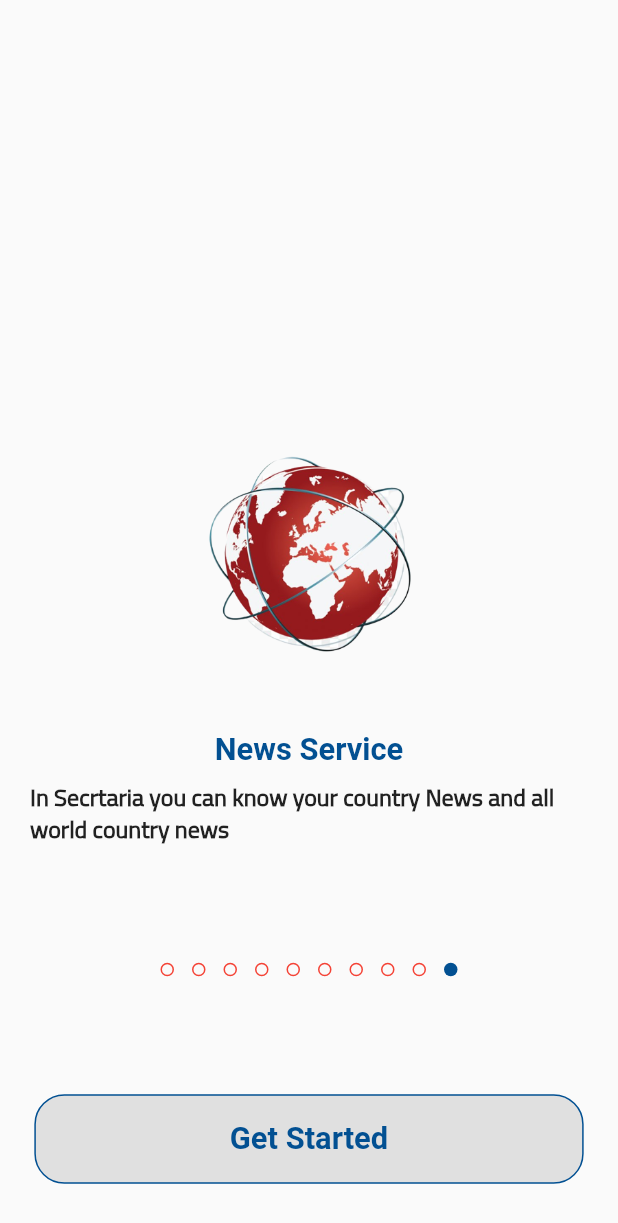
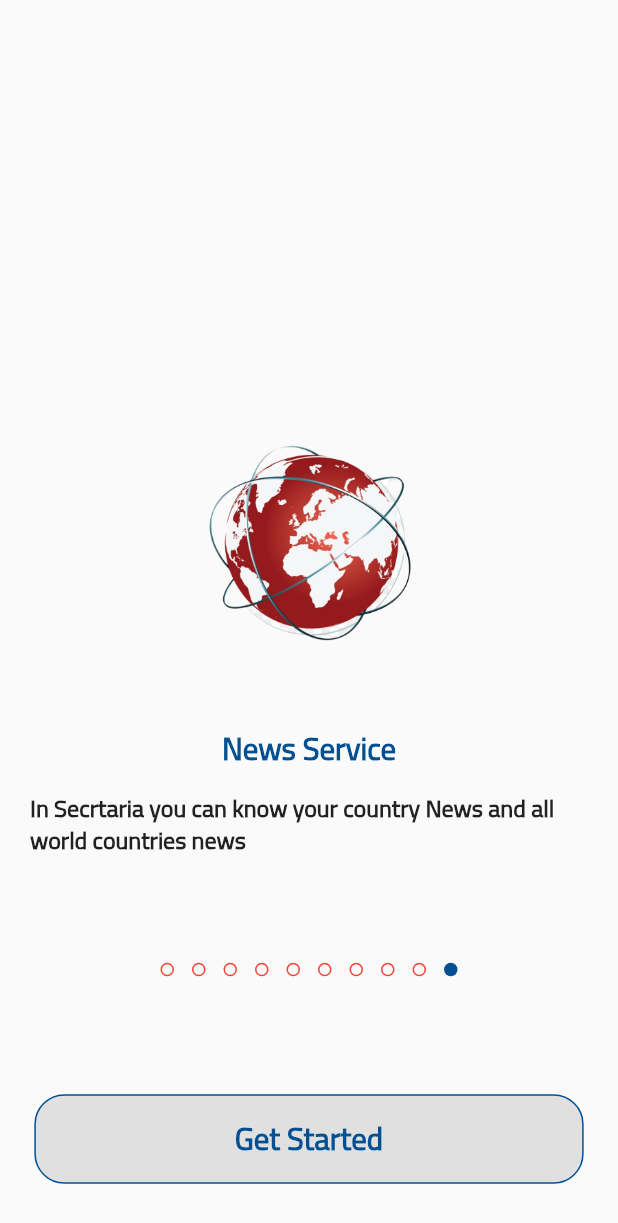
Before and after one commit to MohamedSaad8/secrtaria_app, a Flutter app: the screen it shows after launch, after a tap on "Skip", on a phone screen of 412 x 824 dp. Shown: the top 1223 px of the screen. Run offline on Flutter 3.47's test engine with Material 2 defaults, Android fonts, the phone set to English and light mode, and no system bars; drawn by our look-alikes of dots_indicator; our stand-ins replace equatable, flutter_screenutil, get, get_it; missing offline and left inert: splash_screen_view.

Commit message:
add mult languages to app

```diff
--- a/lib/core/utils/app_languages/language/ar.dart
+++ b/lib/core/utils/app_languages/language/ar.dart
@@ -1,3 +1,26 @@
 const Map<String , String> ar = {
-  "secrtaria" : "خدمات سيكرتاريا"
+  "secrtariaBrandName" : "سيكرتاريا",
+  "skipButton" : "تخطي",
+   "nextButton" : "التالي",
+  "getStartedButton" : "هيا نبدا" ,
+  "secrtaria" : "خدمات سيكرتاريا" ,
+  "secrtariaServicesDescription" :"سيكرتاريا هي مديرة اعمالك الالكترونية التي تنظم لك العديد من الخدمات اليومية المهمة",
+  "chattingService" : "خدمة المحادثات",
+  "chattingServiceDescription": "تسمح لك سيكرتاريا بمراسلة اصدقائك وارسال لهم العديد من انواع الرسائل مثل الرسائل النصية والصوتية وايضا الصور",
+  "callsService" : "خدمة مكالمات الصوت والفديو" ,
+  "callsServiceDescription" : "تسمح لك سيكرتاريا بامكانية التحدث مع اصدقائك بمكالمات صوتية وفديو",
+  "musicPlayerService" :"خدمة مشغل الاصوات",
+  "musicPlayerServiceDescription":"تسمح لك سيكرتاريا بالاستماع الي الموسيقي الموجودة بجهازك كما يمكن تشغيلها في الخلفية مما يعني انه بامكانك ممارسة باقي الخدمات اثناء التشغيل",
+  "cinemaService" : "خدمة السينيما",
+  "cinemaServiceDescription" : "تسمح لك سيكرتاريا باختيار فيلمك المفضل ومشاهدتة ةالاستمتاع بوقت جميل",
+  "weatherStateService" :"خدمة احوال الطقس",
+  "weatherStateServiceDescription" :"ترسل لك سيكرتاريا اشعارات باحوال الطق في مدينتك او موقعك كما يمكنك البحث عن احوال الطقس في بلاد اخري",
+  "notsService" : "الملاحظات واشعارات قائمة الاعمال",
+  "notsServiceDescription" : "تسمح لك سيكرتاريا بتسجيل بعد الملاحظات وانشاء قائمة اعمال وتبليغ بالاشعارات بما يجب فعلة",
+  "prayTimesService" : "خدمة مواقيت الصلاة",
+  "prayTimesServiceDescription" : "ترسل لك سيكرتاريا اشعارات بمواقيت الصلاة وتشغل الاذان عند وقت كل صلاة",
+  "trendsService":"خدمة التريندات",
+  "trendsServiceDescription":"يمكن لسيكرتاريا اخبارك بما هيا التريندات المسيطرة علي بعض الاماكن",
+  "newsService" : "خدمة الاخبار " ,
+  "newsServiceDescription" : "يمكن لسيكرتاريا اخبارك بالاخبار الموجودة ببلادك او البلاد الاخري" ,
 };
--- a/lib/core/utils/app_languages/language/en.dart
+++ b/lib/core/utils/app_languages/language/en.dart
@@ -1,3 +1,36 @@
 const Map<String , String> en = {
-  "secrtaria" : "Secrtaria Services"
+  "secrtariaBrandName" : "SECRTARIA",
+  "skipButton" : "Skip",
+  "nextButton" : "NEXT",
+  "getStartedButton" : "Get Started" ,
+  "secrtaria" : "Secrtaria Services",
+  "secrtariaServicesDescription" :"Secrtaria is your electronic business manager that organizes for you many important daily services",
+  "chattingService" : "Chatting Service",
+  "chattingServiceDescription": "Secrtaria allow you to chat with your friends and send to them many types of messages such as text , audio and image messages",
+  "callsService" : "Audio & Video Calls Service" ,
+  "callsServiceDescription" : "Secrtaria allow you to call with your friends video ar audio calls and this service free",
+  "musicPlayerService" :"Music Player Service",
+  "musicPlayerServiceDescription":"Secrtaria allow you to hear a nice music from your device and it can play in background thats mean you can use all services during music playing",
+  "cinemaService" : "Cinema Service",
+  "cinemaServiceDescription" : "Secrtaria allow you to choose you favorite movie and you can watch it in a nice time",
+  "weatherStateService" :"Weather State Service",
+  "weatherStateServiceDescription" :"Secrtaria notify you by weather state in your country our in your Current location and also you can search for special place",
+  "notsService" : "Notes & TODO Notifications",
+  "notsServiceDescription" : "Secrtaria allow you to note some notes and TODOs and allows notify you by the nots and TODOs",
+  "prayTimesService" : "Pray Times",
+  "prayTimesServiceDescription" : "Secrtaria notify you by pray times and play AZAN when time pray and it work in background",
+  "trendsService":"Trends Service",
+  "trendsServiceDescription":"In Secrtaria you can know that is the trend in some places and reacted it",
+  "newsService" : "News Service" ,
+  "newsServiceDescription" : "In Secrtaria you can know your country News and all world countries news" ,
+
+
+
+
+
+
+
+
+
+
 };
--- a/lib/main.dart
+++ b/lib/main.dart
@@ -10,27 +10,30 @@ import 'core/services/service_locator.dart';
 
 void main() {
 
-
   ServiceLocator().setup();
   runApp(const Secrtaria());
 
 }
 
 class Secrtaria extends StatelessWidget {
+
+
   const Secrtaria({super.key});
 
   @override
   Widget build(BuildContext context) {
-     print("my name is mohamed");
     return ScreenUtilInit(
       designSize:  const Size(360, 690) ,
       builder: (context, child) => GetMaterialApp(
       debugShowCheckedModeBanner: false,
       translations: Translation(),
+      locale: Locale(Get.deviceLocale!.languageCode),
+      fallbackLocale: const Locale("en"),
       //locale: Get.deviceLocale,
       title: 'Secrtaria',
       theme: ThemeData(
         primarySwatch: Colors.blue,
+        fontFamily: "Cairo"
       ),
       home:const SecrtariaSplashViewScreen(),
     ),
--- a/lib/onboearding_module/data/data_source/page_view_assets_data_source.dart
+++ b/lib/onboearding_module/data/data_source/page_view_assets_data_source.dart
@@ -1,3 +1,4 @@
+import 'package:get/get.dart';
 import 'package:secrtaria/onboearding_module/data/models/page_view_model.dart';
 
 abstract class BasePageViewAssetsDataSource{
@@ -8,60 +9,61 @@ class PageViewAssetsDataSource extends BasePageViewAssetsDataSource
 {
   @override
   List<PageViewModel> getPageViewItemDataSource() {
-    return const [
+    return  [
       PageViewModel(
         imagePath:"assets/images/secrtaria.png" ,
-        title: "Secrtaria Services",
-        description: "Secrtaria is your electronic manager that organizes for you many important daily services",
+        title: "secrtaria".tr,
+        //title: "Secrtaria Services",
+        description: "secrtariaServicesDescription".tr,
       ),
 
        PageViewModel(
         imagePath:"assets/images/chats-logo.png" ,
-        title: "Chatting Service",
-        description: "Secrtaria allow you to chat with your friends and send to them many types of messages such as text , audio and image messages",
+        title: "chattingService".tr,
+        description: "chattingServiceDescription".tr,
       ),
 
         PageViewModel(
         imagePath:"assets/images/calls_logo.png" ,
-        title: "Audio & Video Calls Service",
-        description: "Secrtaria allow you to call with your friends video ar audio calls and this service free",
+        title: "callsService".tr ,
+        description: "callsServiceDescription".tr,
       ),
 
         PageViewModel(
         imagePath:"assets/images/audio_logo.png" ,
-        title: "Music Player Service",
-        description: "Secrtaria allow you to hear a nice music from your device and it can play in background thats mean you can use all services during music playing",
+        title: "musicPlayerService".tr,
+        description: "musicPlayerServiceDescription".tr,
       ),
 
          PageViewModel(
         imagePath:"assets/images/Cinema-logo.png" ,
-        title: "Cinema Service",
-        description: "Secrtaria allow you to choose you favorite movie and you can watch it in a nice time",
+        title: "cinemaService".tr,
+        description: "cinemaServiceDescription".tr,
       ),
          PageViewModel(
         imagePath:"assets/images/weather-logo.png" ,
-        title: "Weather State Service",
-        description: "Secrtaria notify you by weather state in your country our in your Current location and also you can search for special place",
+        title: "weatherStateService".tr,
+        description: "weatherStateServiceDescription".tr,
       ),
          PageViewModel(
         imagePath:"assets/images/Notes-Logo.png" ,
-        title: "Notes & TODO Notifications",
-        description: "Secrtaria allow you to note some notes and TODOs and allows notify you by the nots and TODOs",
+        title: "notsService".tr,
+        description: "notsServiceDescription".tr,
       ),
          PageViewModel(
         imagePath:"assets/images/pray-times.png" ,
-        title: "Pray Times",
-        description: "Secrtaria notify you by pray times and play AZAN when time pray and it work in background",
+        title: "prayTimesService".tr,
+        description: "prayTimesServiceDescription".tr,
       ),
          PageViewModel(
         imagePath:"assets/images/trend-logo.png" ,
-        title: "Trends Service",
-        description: "In Secrtaria you can know that is the trend in some places and reacted it",
+        title: "trendsService".tr,
+        description: "trendsServiceDescription".tr,
       ),
          PageViewModel(
         imagePath:"assets/images/news-logo.png" ,
-        title: "News Service",
-        description: "In Secrtaria you can know your country News and all world country news",
+        title: "newsService".tr,
+        description: "newsServiceDescription".tr,
       ),
     ] ;
   }
--- a/lib/onboearding_module/presentation/screens/on_boarding_screen.dart
+++ b/lib/onboearding_module/presentation/screens/on_boarding_screen.dart
@@ -86,7 +86,7 @@ class OnBoardingScreen extends StatelessWidget {
                   buttonHeight: 50.h,
                   buttonMargin: 20.w,
                   buttonText:
-                      controller.indicatorIndex != 9 ? "NEXT" : "Get Started",
+                      controller.indicatorIndex != 9 ? "nextButton".tr : "getStartedButton".tr,
                   buttonTextFontSize: 18.sp,
                   buttonWidth: Get.width,
                 ),
--- a/lib/onboearding_module/presentation/widgets/skip_button.dart
+++ b/lib/onboearding_module/presentation/widgets/skip_button.dart
@@ -1,5 +1,6 @@
 import 'package:flutter/material.dart';
 import 'package:flutter_screenutil/flutter_screenutil.dart';
+import 'package:get/get.dart';
 import 'package:secrtaria/core/constants/constant.dart';
 import 'package:secrtaria/onboearding_module/presentation/controller/page_view_controller.dart';
 
@@ -17,7 +18,7 @@ class SkipButton extends StatelessWidget {
       child: GestureDetector(
         onTap: onTap,
         child: Text(
-          "Skip",
+          "skipButton".tr,
           style: TextStyle(
             color: Constant.kMainColor,
             fontWeight: FontWeight.bold,
--- a/lib/splash_view_module/presentation/screens/secrtaria_splash_view_screen.dart
+++ b/lib/splash_view_module/presentation/screens/secrtaria_splash_view_screen.dart
@@ -6,7 +6,7 @@ class SecrtariaSplashViewScreen extends StatelessWidget {
 const SecrtariaSplashViewScreen({ Key? key }) : super(key: key);
   @override
   Widget build(BuildContext context){
-    print("hello all");
+
     return   SecrtariaSplashViewWidget(nextPage: OnBoardingScreen(),);
   }
 }
--- a/lib/splash_view_module/presentation/secrtaria_splash_view_widget.dart
+++ b/lib/splash_view_module/presentation/secrtaria_splash_view_widget.dart
@@ -1,5 +1,6 @@
 import 'package:flutter/material.dart';
 import 'package:flutter_screenutil/flutter_screenutil.dart';
+import 'package:get/get.dart';
 import 'package:splash_screen_view/SplashScreenView.dart';
 
 class SecrtariaSplashViewWidget extends StatelessWidget {
@@ -12,7 +13,7 @@ final Widget nextPage ;
       duration: 10000,
       imageSize: (150.w).toInt(),
       imageSrc: "assets/images/secrtaria_logo.png",
-      text: "SECRTARIA",
+      text: "secrtariaBrandName".tr,
       textType: TextType.ColorizeAnimationText,
       textStyle:  TextStyle(
         fontSize: 35.0.sp,
```
Lines whose indentation alone changed are shown as unchanged.
